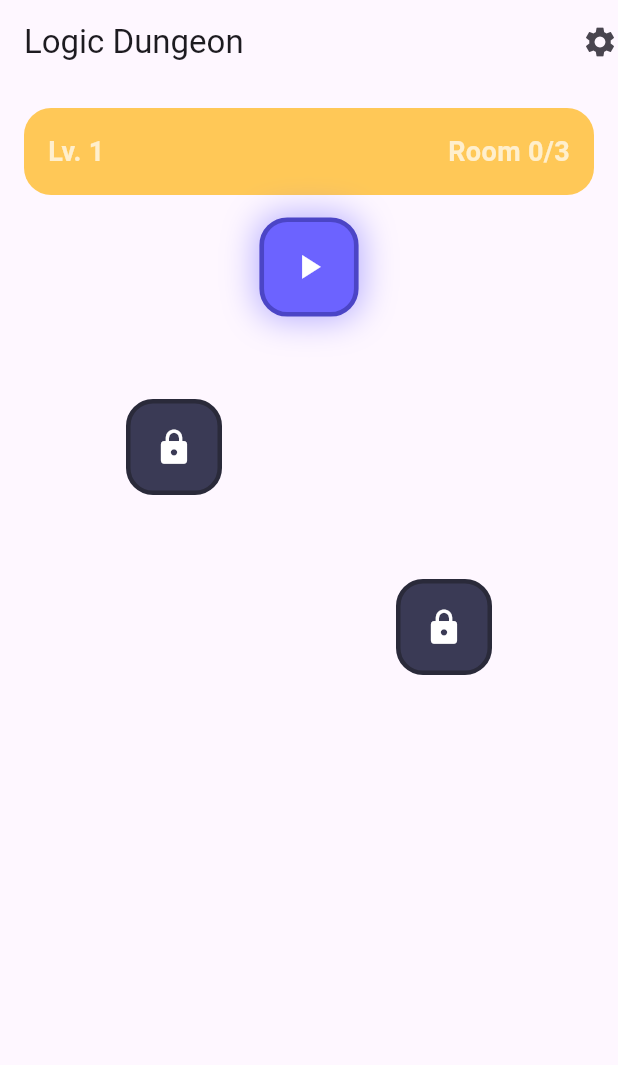
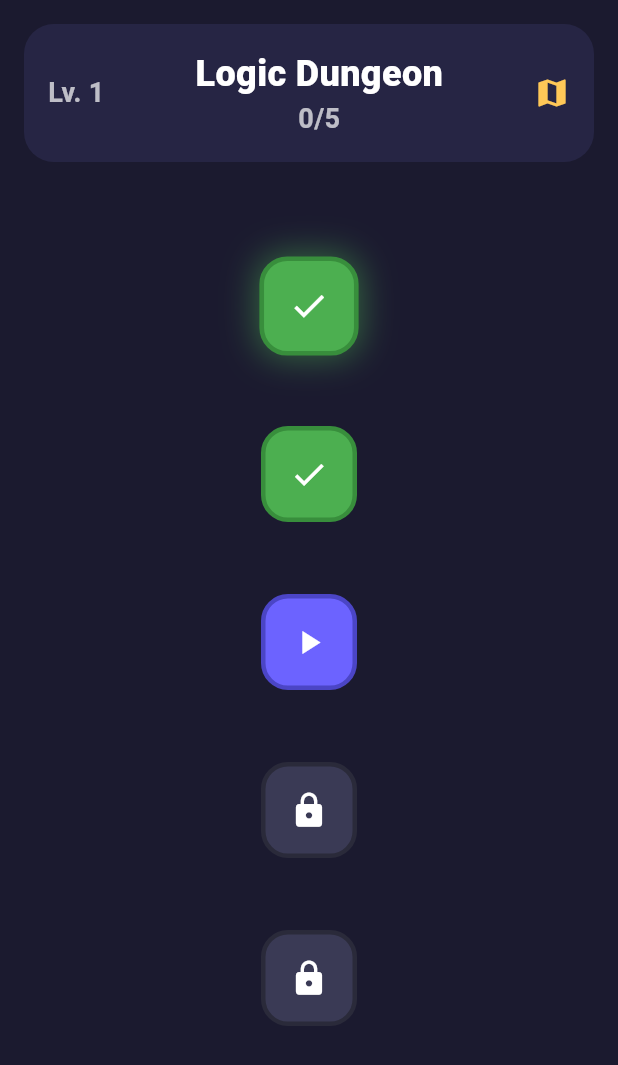
Before and after one commit to BN2323/super_quest, a Flutter app: the screen it shows after launch, on a phone screen of 412 x 824 dp. Shown: the top 1065 px of the screen. Run offline on Flutter 3.47's test engine with Material 3 defaults, Android fonts, the phone set to English and light mode, and no system bars.

Commit message:
fixing homescreen

```diff
--- a/lib/data/mock/mock_game_data.dart
+++ b/lib/data/mock/mock_game_data.dart
@@ -106,7 +106,7 @@
     name: 'Basics',
     order: 0,
     isBossRoom: false,
-    status: RoomStatus.unlocked,
+    status: RoomStatus.completed,
     challenge: challenge1,
   );
 
@@ -115,13 +115,31 @@
     name: 'Condition',
     order: 1,
     isBossRoom: false,
-    status: RoomStatus.locked,
+    status: RoomStatus.completed,
     challenge: challenge2,
   );
 
   static final Room room3 = Room(
     id: 'r3',
     name: 'Full Logic',
+    order: 2,
+    isBossRoom: true,
+    status: RoomStatus.unlocked,
+    challenge: challenge3,
+  );
+
+  static final Room room4 = Room(
+    id: 'r4',
+    name: 'Fuller Logic',
+    order: 2,
+    isBossRoom: true,
+    status: RoomStatus.locked,
+    challenge: challenge3,
+  );
+
+  static final Room room5 = Room(
+    id: 'r5',
+    name: 'Fuller Logic',
     order: 2,
     isBossRoom: true,
     status: RoomStatus.locked,
@@ -136,6 +154,8 @@
       room1,
       room2,
       room3,
+      room4,
+      room5
     ],
   );
 }
--- a/lib/presentation/controllers/game_controller.dart
+++ b/lib/presentation/controllers/game_controller.dart
@@ -1,4 +1,5 @@
 import 'package:flutter/material.dart';
+import 'package:super_quest/presentation/screens/room_intro/room_intro_screen.dart';
 
 import '../../domain/models/challenge_result.dart';
 import '../../domain/models/dungeon.dart';
@@ -33,10 +34,21 @@
 
   // ===== GAME FLOW =====
 
-  void enterRoom(Room room) {
+  void selectRoom(Room room) {
     _currentRoomIndex = dungeon.rooms.indexOf(room);
     _attemptsUsed = 0;
     notifyListeners();
+  }
+
+  void enterCurrentRoom(BuildContext context) {
+    if (currentRoom.status != RoomStatus.unlocked) return;
+
+    Navigator.push(
+      context,
+      MaterialPageRoute(
+        builder: (_) => RoomIntroScreen(room: currentRoom),
+      ),
+    );
   }
 
   ChallengeResult submitChallenge({
--- a/lib/presentation/screens/dungeon_map/dugneon_map_screen.dart
+++ b/lib/presentation/screens/dungeon_map/dugneon_map_screen.dart
@@ -1,9 +1,10 @@
 import 'package:flutter/material.dart';
 import 'package:provider/provider.dart';
-import 'package:super_quest/presentation/screens/dungeon_map/widgets/dugneon_map_view.dart';
-
-import '../../controllers/game_controller.dart';
-import 'widgets/progress_header.dart';
+import 'package:super_quest/presentation/controllers/game_controller.dart';
+import 'package:super_quest/presentation/screens/dungeon_map/widgets/button_action.dart';
+import 'package:super_quest/presentation/screens/dungeon_map/widgets/dugneon_map.dart';
+import 'package:super_quest/presentation/screens/dungeon_map/widgets/header.dart';
+import '../../theme/app_colors.dart';
 
 class DungeonMapScreen extends StatelessWidget {
   const DungeonMapScreen({super.key});
@@ -13,19 +14,17 @@
     final controller = context.watch<GameController>();
 
     return Scaffold(
-      appBar: AppBar(
-        title: Text(controller.dungeon.name),
-        actions: const [
-          Icon(Icons.settings),
-        ],
-      ),
-      body: Column(
-        children: [
-          ProgressHeader(controller: controller),
-          Expanded(
-            child: DungeonMapView(dungeon: controller.dungeon),
-          ),
-        ],
+      backgroundColor: AppColors.background,
+      body: SafeArea(
+        child: Column(
+          children: [
+            Header(controller: controller),
+            Expanded(
+              child: DungeonMap(controller: controller),
+            ),
+            BottomAction(controller: controller),
+          ],
+        ),
       ),
     );
   }
--- /dev/null
+++ b/lib/presentation/screens/dungeon_map/widgets/button_action.dart
@@ -0,0 +1,41 @@
+import 'package:flutter/material.dart';
+import 'package:super_quest/presentation/controllers/game_controller.dart';
+import 'package:super_quest/presentation/theme/app_colors.dart';
+import 'package:super_quest/presentation/theme/app_spacing.dart';
+import 'package:super_quest/presentation/theme/app_text_styles.dart';
+
+class BottomAction extends StatelessWidget {
+  final GameController controller;
+
+  const BottomAction({super.key, required this.controller});
+
+  @override
+  Widget build(BuildContext context) {
+    if (!controller.currentRoom.isUnlocked) {
+      return const SizedBox.shrink();
+    }
+
+    return Padding(
+      padding: const EdgeInsets.all(AppSpacing.md),
+      child: SizedBox(
+        width: double.infinity,
+        height: 56,
+        child: ElevatedButton(
+          style: ElevatedButton.styleFrom(
+            backgroundColor: AppColors.primary,
+            shape: RoundedRectangleBorder(
+              borderRadius: BorderRadius.circular(18),
+            ),
+          ),
+          onPressed: () {
+            controller.enterCurrentRoom(context);
+          },
+          child: Text(
+            'ENTER NEXT ROOM',
+            style: AppTextStyles.button,
+          ),
+        ),
+      ),
+    );
+  }
+}
--- /dev/null
+++ b/lib/presentation/screens/dungeon_map/widgets/dugneon_map.dart
@@ -0,0 +1,31 @@
+import 'package:flutter/material.dart';
+import 'package:super_quest/presentation/controllers/game_controller.dart';
+import 'package:super_quest/presentation/screens/dungeon_map/widgets/room_card.dart';
+import 'package:super_quest/presentation/theme/app_spacing.dart';
+
+class DungeonMap extends StatelessWidget {
+  final GameController controller;
+
+  const DungeonMap({super.key, required this.controller});
+
+  @override
+  Widget build(BuildContext context) {
+    return SingleChildScrollView(
+      padding: const EdgeInsets.symmetric(vertical: AppSpacing.lg),
+      child: Column(
+        children: controller.dungeon.rooms.map((room) {
+          return Padding(
+            padding: const EdgeInsets.symmetric(vertical: AppSpacing.lg),
+            child: RoomNode(
+              room: room,
+              isCurrent: room == controller.currentRoom,
+              onTap: () {
+                controller.selectRoom(room);
+              },
+            ),
+          );
+        }).toList(),
+      ),
+    );
+  }
+}
--- a/lib/presentation/screens/dungeon_map/widgets/dugneon_map_view.dart
+++ /dev/null
@@ -1,63 +0,0 @@
-import 'package:flutter/material.dart';
-import 'package:provider/provider.dart';
-import 'package:super_quest/presentation/controllers/game_controller.dart';
-import 'package:super_quest/presentation/screens/dungeon_map/widgets/room_card.dart';
-import '../../../../domain/models/dungeon.dart';
-import 'map_layout.dart';
-
-class DungeonMapView extends StatelessWidget {
-  final Dungeon dungeon;
-
-  const DungeonMapView({super.key, required this.dungeon});
-
-  @override
-  Widget build(BuildContext context) {
-    final screenWidth = MediaQuery.of(context).size.width;
-    final mapHeight = MapLayout.mapHeight(dungeon.rooms.length);
-
-    return SingleChildScrollView(
-      child: SizedBox(
-        height: mapHeight,
-        child: Stack(
-          children: [
-            for (int i = 0; i < dungeon.rooms.length; i++)
-              _buildRoomNode(
-                context,
-                index: i,
-                screenWidth: screenWidth,
-              ),
-          ],
-        ),
-      ),
-    );
-  }
-
-  Widget _buildRoomNode(
-    BuildContext context, {
-    required int index,
-    required double screenWidth,
-
-  }) {
-    final controller = context.watch<GameController>();
-    final room = dungeon.rooms[index];
-    final pos = MapLayout.roomPosition(
-      index: index,
-      mapWidth: screenWidth,
-    );
-    void testButton() {
-      print("pressed");
-    }
-    return Positioned(
-      left: pos.dx,
-      top: pos.dy,
-      child: RoomNode(
-        room: room,
-        isCurrent: room == controller.currentRoom,
-        onTap: () {
-          // navigation later
-          testButton();
-        },
-      ),
-    );
-  }
-}
--- /dev/null
+++ b/lib/presentation/screens/dungeon_map/widgets/header.dart
@@ -0,0 +1,45 @@
+import 'package:flutter/material.dart';
+import 'package:super_quest/presentation/controllers/game_controller.dart';
+import 'package:super_quest/presentation/theme/app_colors.dart';
+import 'package:super_quest/presentation/theme/app_spacing.dart';
+import 'package:super_quest/presentation/theme/app_text_styles.dart';
+
+class Header extends StatelessWidget {
+  final GameController controller;
+
+  const Header({super.key, required this.controller});
+
+  @override
+  Widget build(BuildContext context) {
+    return Container(
+      margin: const EdgeInsets.all(AppSpacing.md),
+      padding: const EdgeInsets.all(AppSpacing.md),
+      decoration: BoxDecoration(
+        color: AppColors.surface,
+        borderRadius: BorderRadius.circular(20),
+      ),
+      child: Row(
+        mainAxisAlignment: MainAxisAlignment.spaceBetween,
+        children: [
+          Text(
+            'Lv. ${controller.player.level}',
+            style: AppTextStyles.subtitle,
+          ),
+          Column(
+            children: [
+              Text(
+                controller.dungeon.name,
+                style: AppTextStyles.title,
+              ),
+              Text(
+                '${controller.currentRoom.order}/${controller.dungeon.rooms.length}',
+                style: AppTextStyles.subtitle,
+              ),
+            ],
+          ),
+          const Icon(Icons.map, color: AppColors.accent),
+        ],
+      ),
+    );
+  }
+}
--- /dev/null
+++ b/lib/presentation/screens/room_intro/room_intro_screen.dart
@@ -0,0 +1,13 @@
+import 'package:flutter/material.dart';
+import 'package:super_quest/domain/models/room.dart';
+
+class RoomIntroScreen extends StatelessWidget {
+  final Room room;
+
+  const RoomIntroScreen({super.key, required this.room});
+
+  @override
+  Widget build(BuildContext context) {
+    return const Placeholder();
+  }
+}
```
